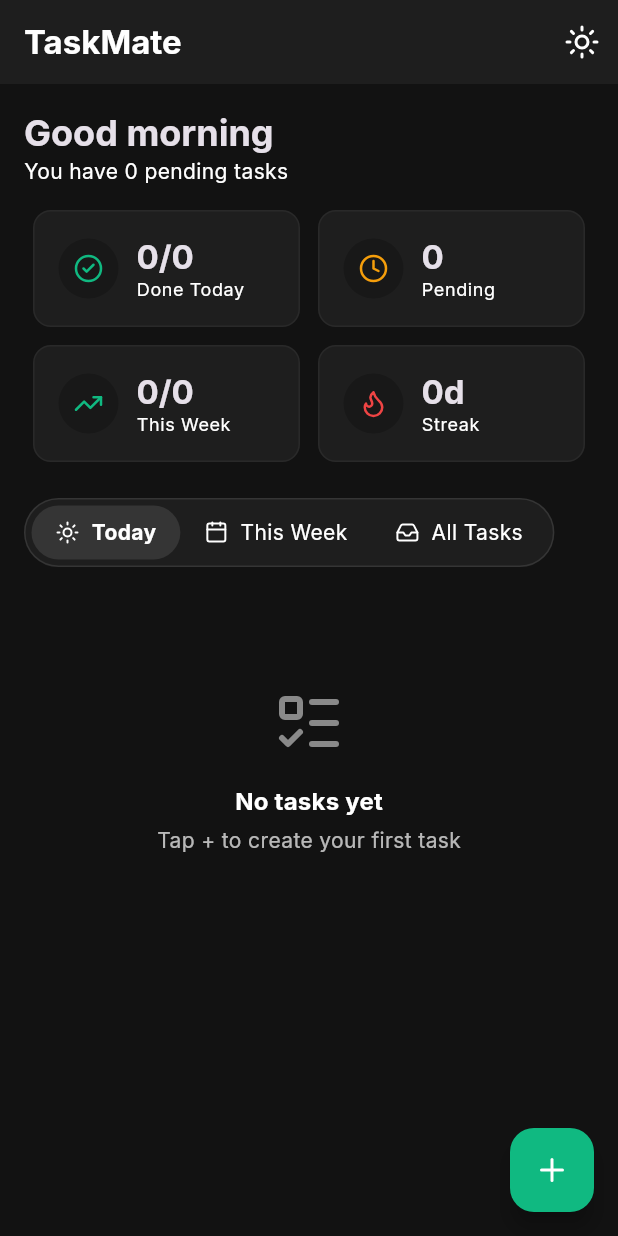
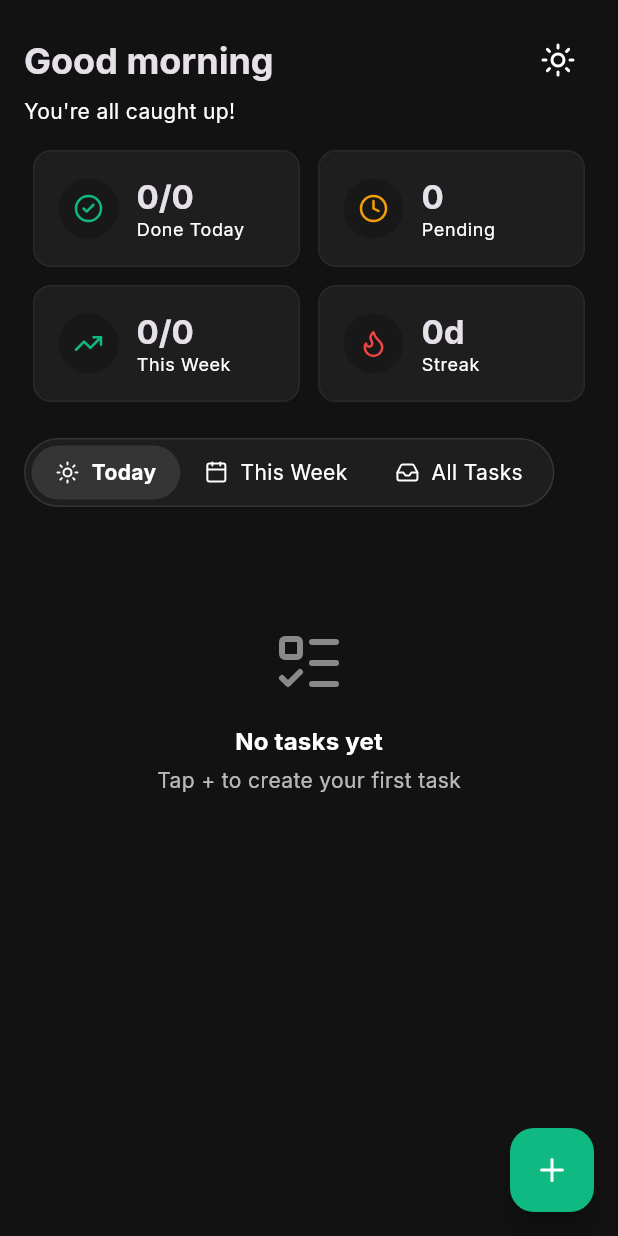
Before and after one commit to nidha-rahma/click-mobile, a Flutter app: the screen it shows after launch, on a phone screen of 412 x 824 dp. Run offline on Flutter 3.47's test engine with Material 3 defaults, Android fonts, the phone set to English and light mode, and no system bars; our stand-ins replace flutter_riverpod, google_fonts, lucide_icons, supabase_flutter; accounts and stored records are empty.

Commit message:
UI changes in color and border

```diff
--- a/click_flutter/lib/main.dart
+++ b/click_flutter/lib/main.dart
@@ -35,7 +35,7 @@ class MainApp extends ConsumerWidget {
       theme: AppTheme.lightTheme,
       darkTheme: AppTheme.darkTheme,
       themeMode: themeMode,
-      home: const DashboardScreen(),
+      home: SafeArea(child: const DashboardScreen()),
       debugShowCheckedModeBanner: false,
     );
   }
--- a/click_flutter/lib/screens/dashboard_screen.dart
+++ b/click_flutter/lib/screens/dashboard_screen.dart
@@ -25,9 +25,10 @@ class _DashboardScreenState extends ConsumerState<DashboardScreen> {
 
   String _getGreeting() {
     final hour = DateTime.now().hour;
-    if (hour < 12) return 'Good morning';
+    if (hour < 12 && hour > 6) return 'Good morning';
     if (hour < 17) return 'Good afternoon';
-    return 'Good evening';
+    if (hour < 23) return 'Good evening';
+    return 'Lets rest now';
   }
 
   void _showTaskBottomSheet([Task? task]) {
@@ -109,27 +110,7 @@ class _DashboardScreenState extends ConsumerState<DashboardScreen> {
     final tasksAsync = ref.watch(taskProvider);
 
     return Scaffold(
-      appBar: AppBar(
-        title: const Text(
-          'TaskMate',
-          style: TextStyle(fontWeight: FontWeight.bold),
-        ),
-        actions: [
-          IconButton(
-            icon: Icon(
-              Theme.of(context).brightness == Brightness.light
-                  ? LucideIcons.moon
-                  : LucideIcons.sun,
-            ),
-            onPressed: () {
-              final isLight = Theme.of(context).brightness == Brightness.light;
-              ref
-                  .read(themeProvider.notifier)
-                  .setThemeMode(isLight ? ThemeMode.dark : ThemeMode.light);
-            },
-          ),
-        ],
-      ),
+
       body: tasksAsync.when(
         loading: () => const Center(child: CircularProgressIndicator()),
         error: (err, stack) => Center(child: Text('Error: $err')),
@@ -161,13 +142,31 @@ class _DashboardScreenState extends ConsumerState<DashboardScreen> {
                   child: Column(
                     crossAxisAlignment: CrossAxisAlignment.start,
                     children: [
-                      Text(
-                        _getGreeting(),
-                        style: Theme.of(context).textTheme.headlineSmall
-                            ?.copyWith(fontWeight: FontWeight.bold),
+                      Row(
+                        children: [
+                          Text(
+                            _getGreeting(),
+                            style: Theme.of(context).textTheme.headlineSmall
+                                ?.copyWith(fontWeight: FontWeight.bold),
+                          ),
+                          const Spacer(),
+                          IconButton(
+                            icon: Icon(
+                              Theme.of(context).brightness == Brightness.light
+                                  ? LucideIcons.moon
+                                  : LucideIcons.sun,
+                            ),
+                            onPressed: () {
+                              final isLight = Theme.of(context).brightness == Brightness.light;
+                              ref
+                                  .read(themeProvider.notifier)
+                                  .setThemeMode(isLight ? ThemeMode.dark : ThemeMode.light);
+                            },
+                          ),
+                        ],
                       ),
                       Text(
-                        'You have ${pendingTasks.length} pending tasks',
+                        totalPending == 0 ? "You're all caught up!" : 'You have ${pendingTasks.length} pending task${pendingTasks.length == 1 ? '' : 's'}',
                         style: Theme.of(context).textTheme.bodyMedium?.copyWith(
                           color: Theme.of(context).colorScheme.onSurfaceVariant,
                         ),
--- a/click_flutter/lib/widgets/pomodoro_timer.dart
+++ b/click_flutter/lib/widgets/pomodoro_timer.dart
@@ -72,7 +72,7 @@ class _PomodoroTimerState extends State<PomodoroTimer> {
               children: [
                 Text(
                   "Focus Timer",
-                  style: Theme.of(context).textTheme.titleLarge,
+                  style: Theme.of(context).textTheme.titleMedium,
                 ),
                 const Spacer(),
                 IconButton(
@@ -96,7 +96,7 @@ class _PomodoroTimerState extends State<PomodoroTimer> {
                   height: 120,
                   child: CircularProgressIndicator(
                     value: _secondsRemaining / defaultTime,
-                    strokeWidth: 8,
+                    strokeWidth: 6,
                     backgroundColor: Theme.of(
                       context,
                     ).colorScheme.surfaceContainerHighest,
```
Also changed, not shown: click_flutter/lib/widgets/task_card.dart (+31 -56 lines), click_flutter/lib/widgets/task_details.dart (added, +104 -0 lines).
